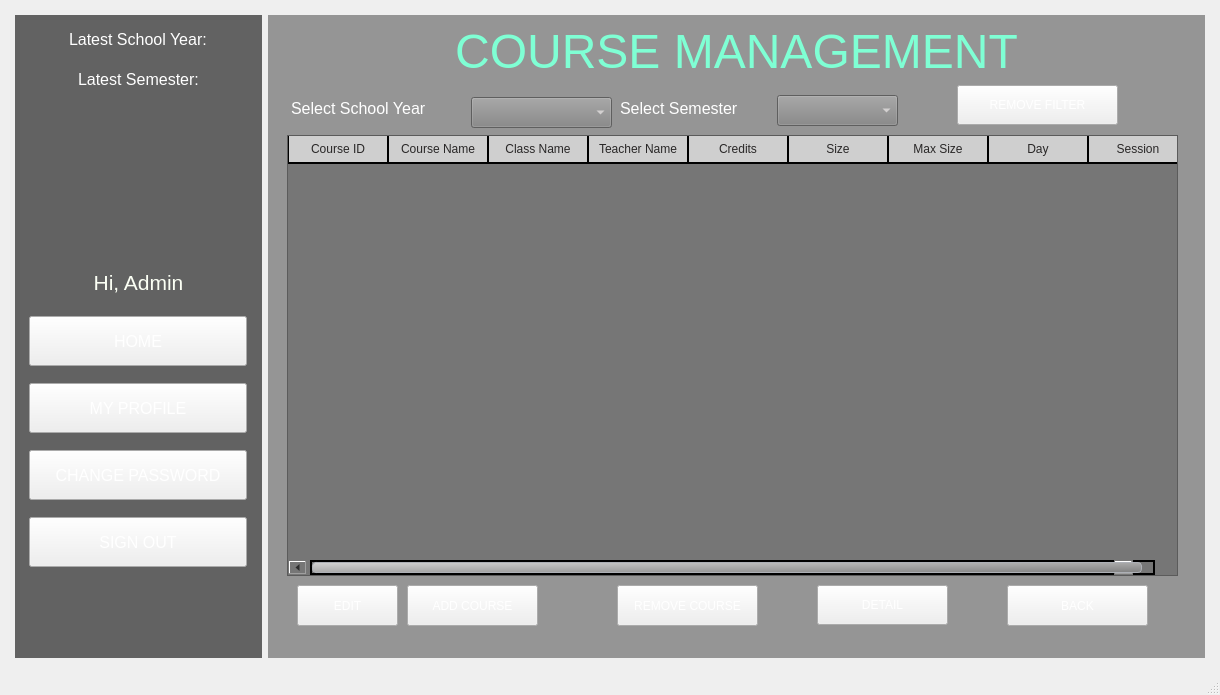
Old version of the form StudentManagementSystem/mainwindow.ui in the repository BuhDuy256/Student-Management-GROUP6-KTLT-23CLC03.
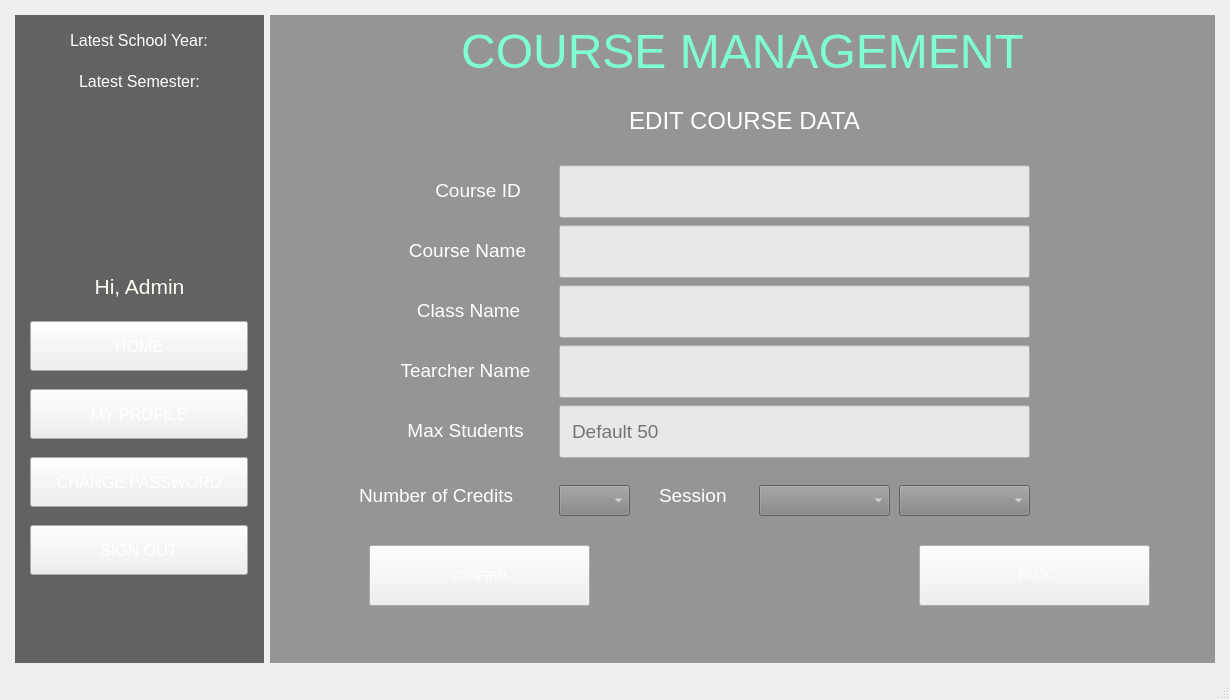
New version of the form. The open tabs and pages were chosen to show the change. Icons and pictures are not drawn.

Commit message: making edit feature

```diff
--- a/StudentManagementSystem/mainwindow.ui
+++ b/StudentManagementSystem/mainwindow.ui
@@ -6,8 +6,8 @@
    <rect>
     <x>0</x>
     <y>0</y>
-    <width>1220</width>
-    <height>695</height>
+    <width>1230</width>
+    <height>700</height>
    </rect>
   </property>
   <property name="windowTitle">
@@ -6469,6 +6469,542 @@
                 </property>
                </widget>
               </widget>
+              <widget class="QWidget" name="page_6">
+               <widget class="QLabel" name="label_4">
+                <property name="geometry">
+                 <rect>
+                  <x>260</x>
+                  <y>10</y>
+                  <width>411</width>
+                  <height>51</height>
+                 </rect>
+                </property>
+                <property name="font">
+                 <font>
+                  <pointsize>18</pointsize>
+                 </font>
+                </property>
+                <property name="styleSheet">
+                 <string notr="true">color: white;
+</string>
+                </property>
+                <property name="text">
+                 <string>EDIT COURSE DATA</string>
+                </property>
+                <property name="alignment">
+                 <set>Qt::AlignCenter</set>
+                </property>
+               </widget>
+               <widget class="QLabel" name="lb_courseID_edit">
+                <property name="geometry">
+                 <rect>
+                  <x>150</x>
+                  <y>90</y>
+                  <width>98</width>
+                  <height>31</height>
+                 </rect>
+                </property>
+                <property name="font">
+                 <font>
+                  <pointsize>14</pointsize>
+                 </font>
+                </property>
+                <property name="styleSheet">
+                 <string notr="true">color: white;</string>
+                </property>
+                <property name="text">
+                 <string>Course ID</string>
+                </property>
+                <property name="alignment">
+                 <set>Qt::AlignCenter</set>
+                </property>
+               </widget>
+               <widget class="QLabel" name="lb_numCredits_edit">
+                <property name="geometry">
+                 <rect>
+                  <x>80</x>
+                  <y>390</y>
+                  <width>201</width>
+                  <height>41</height>
+                 </rect>
+                </property>
+                <property name="font">
+                 <font>
+                  <pointsize>14</pointsize>
+                 </font>
+                </property>
+                <property name="styleSheet">
+                 <string notr="true">color: white;</string>
+                </property>
+                <property name="text">
+                 <string>Number of Credits</string>
+                </property>
+               </widget>
+               <widget class="QLineEdit" name="txt_className_edit">
+                <property name="geometry">
+                 <rect>
+                  <x>280</x>
+                  <y>200</y>
+                  <width>471</width>
+                  <height>53</height>
+                 </rect>
+                </property>
+                <property name="minimumSize">
+                 <size>
+                  <width>0</width>
+                  <height>53</height>
+                 </size>
+                </property>
+                <property name="font">
+                 <font>
+                  <pointsize>14</pointsize>
+                 </font>
+                </property>
+                <property name="styleSheet">
+                 <string notr="true">color: #000000;
+background-color: rgba(255,255,255,200);
+padding: 10px;</string>
+                </property>
+               </widget>
+               <widget class="QLineEdit" name="txt_maxStudents_edit">
+                <property name="geometry">
+                 <rect>
+                  <x>280</x>
+                  <y>320</y>
+                  <width>471</width>
+                  <height>53</height>
+                 </rect>
+                </property>
+                <property name="minimumSize">
+                 <size>
+                  <width>0</width>
+                  <height>53</height>
+                 </size>
+                </property>
+                <property name="font">
+                 <font>
+                  <pointsize>14</pointsize>
+                 </font>
+                </property>
+                <property name="styleSheet">
+                 <string notr="true">color: #000000;
+background-color: rgba(255,255,255,200);
+padding: 10px;</string>
+                </property>
+                <property name="placeholderText">
+                 <string>Default 50</string>
+                </property>
+               </widget>
+               <widget class="QComboBox" name="box_numCredits_edit">
+                <property name="geometry">
+                 <rect>
+                  <x>280</x>
+                  <y>400</y>
+                  <width>71</width>
+                  <height>31</height>
+                 </rect>
+                </property>
+                <property name="font">
+                 <font>
+                  <pointsize>-1</pointsize>
+                 </font>
+                </property>
+                <property name="styleSheet">
+                 <string notr="true">QComboBox {
+	font-size: 16px;
+	border-image: url(:/background/button.png);
+	background-color: rgb(133, 133, 133);
+	color: #F5F0F0;
+}
+
+QComboBox::hover {
+ 	color: #292727
+}</string>
+                </property>
+                <property name="currentIndex">
+                 <number>-1</number>
+                </property>
+                <item>
+                 <property name="text">
+                  <string>2</string>
+                 </property>
+                </item>
+                <item>
+                 <property name="text">
+                  <string>3</string>
+                 </property>
+                </item>
+                <item>
+                 <property name="text">
+                  <string>4</string>
+                 </property>
+                </item>
+               </widget>
+               <widget class="QLineEdit" name="txt_courseID_edit">
+                <property name="geometry">
+                 <rect>
+                  <x>280</x>
+                  <y>80</y>
+                  <width>471</width>
+                  <height>53</height>
+                 </rect>
+                </property>
+                <property name="minimumSize">
+                 <size>
+                  <width>0</width>
+                  <height>53</height>
+                 </size>
+                </property>
+                <property name="font">
+                 <font>
+                  <pointsize>14</pointsize>
+                 </font>
+                </property>
+                <property name="styleSheet">
+                 <string notr="true">color: #000000;
+background-color: rgba(255,255,255,200);
+padding: 10px;</string>
+                </property>
+                <property name="readOnly">
+                 <bool>true</bool>
+                </property>
+               </widget>
+               <widget class="QLabel" name="lb_courseName_edit">
+                <property name="geometry">
+                 <rect>
+                  <x>120</x>
+                  <y>150</y>
+                  <width>137</width>
+                  <height>31</height>
+                 </rect>
+                </property>
+                <property name="font">
+                 <font>
+                  <pointsize>14</pointsize>
+                 </font>
+                </property>
+                <property name="styleSheet">
+                 <string notr="true">color: white;</string>
+                </property>
+                <property name="text">
+                 <string>Course Name</string>
+                </property>
+                <property name="alignment">
+                 <set>Qt::AlignCenter</set>
+                </property>
+               </widget>
+               <widget class="QLabel" name="lb_session_2_edit">
+                <property name="geometry">
+                 <rect>
+                  <x>380</x>
+                  <y>390</y>
+                  <width>91</width>
+                  <height>41</height>
+                 </rect>
+                </property>
+                <property name="font">
+                 <font>
+                  <pointsize>14</pointsize>
+                 </font>
+                </property>
+                <property name="styleSheet">
+                 <string notr="true">color: white;</string>
+                </property>
+                <property name="text">
+                 <string>Session</string>
+                </property>
+               </widget>
+               <widget class="QLineEdit" name="txt_courseName_edit">
+                <property name="geometry">
+                 <rect>
+                  <x>280</x>
+                  <y>140</y>
+                  <width>471</width>
+                  <height>53</height>
+                 </rect>
+                </property>
+                <property name="minimumSize">
+                 <size>
+                  <width>0</width>
+                  <height>53</height>
+                 </size>
+                </property>
+                <property name="font">
+                 <font>
+                  <pointsize>14</pointsize>
+                 </font>
+                </property>
+                <property name="styleSheet">
+                 <string notr="true">color: #000000;
+background-color: rgba(255,255,255,200);
+padding: 10px;</string>
+                </property>
+                <property name="readOnly">
+                 <bool>true</bool>
+                </property>
+               </widget>
+               <widget class="QComboBox" name="box_session_edit">
+                <property name="geometry">
+                 <rect>
+                  <x>620</x>
+                  <y>400</y>
+                  <width>131</width>
+                  <height>31</height>
+                 </rect>
+                </property>
+                <property name="font">
+                 <font>
+                  <pointsize>-1</pointsize>
+                 </font>
+                </property>
+                <property name="styleSheet">
+                 <string notr="true">QComboBox {
+	font-size: 16px;
+	border-image: url(:/background/button.png);
+	background-color: rgb(133, 133, 133);
+	color: #F5F0F0;
+}
+
+QComboBox::hover {
+ 	color: #292727
+}</string>
+                </property>
+                <property name="currentIndex">
+                 <number>-1</number>
+                </property>
+                <item>
+                 <property name="text">
+                  <string>7:30</string>
+                 </property>
+                </item>
+                <item>
+                 <property name="text">
+                  <string>9:30</string>
+                 </property>
+                </item>
+                <item>
+                 <property name="text">
+                  <string>13:30</string>
+                 </property>
+                </item>
+                <item>
+                 <property name="text">
+                  <string>15:30</string>
+                 </property>
+                </item>
+               </widget>
+               <widget class="QLabel" name="lb_maxStudents_edit">
+                <property name="geometry">
+                 <rect>
+                  <x>110</x>
+                  <y>330</y>
+                  <width>153</width>
+                  <height>31</height>
+                 </rect>
+                </property>
+                <property name="font">
+                 <font>
+                  <pointsize>14</pointsize>
+                 </font>
+                </property>
+                <property name="styleSheet">
+                 <string notr="true">color: white;</string>
+                </property>
+                <property name="text">
+                 <string>Max Students</string>
+                </property>
+                <property name="alignment">
+                 <set>Qt::AlignCenter</set>
+                </property>
+               </widget>
+               <widget class="QLabel" name="lb_className_edit">
+                <property name="geometry">
+                 <rect>
+                  <x>130</x>
+                  <y>210</y>
+                  <width>119</width>
+                  <height>31</height>
+                 </rect>
+                </property>
+                <property name="font">
+                 <font>
+                  <pointsize>14</pointsize>
+                 </font>
+                </property>
+                <property name="styleSheet">
+                 <string notr="true">color: white;</string>
+                </property>
+                <property name="text">
+                 <string>Class Name</string>
+                </property>
+                <property name="alignment">
+                 <set>Qt::AlignCenter</set>
+                </property>
+               </widget>
+               <widget class="QLabel" name="lb_teacherName_edit">
+                <property name="geometry">
+                 <rect>
+                  <x>110</x>
+                  <y>270</y>
+                  <width>153</width>
+                  <height>31</height>
+                 </rect>
+                </property>
+                <property name="font">
+                 <font>
+                  <pointsize>14</pointsize>
+                 </font>
+                </property>
+                <property name="styleSheet">
+                 <string notr="true">color: white;</string>
+                </property>
+                <property name="text">
+                 <string>Tearcher Name</string>
+                </property>
+                <property name="alignment">
+                 <set>Qt::AlignCenter</set>
+                </property>
+               </widget>
+               <widget class="QPushButton" name="button_confirm_8">
+                <property name="geometry">
+                 <rect>
+                  <x>90</x>
+                  <y>460</y>
+                  <width>221</width>
+                  <height>61</height>
+                 </rect>
+                </property>
+                <property name="text">
+                 <string>CONFIRM</string>
+                </property>
+               </widget>
+               <widget class="QComboBox" name="box_dayOfWeek_edit">
+                <property name="geometry">
+                 <rect>
+                  <x>480</x>
+                  <y>400</y>
+                  <width>131</width>
+                  <height>31</height>
+                 </rect>
+                </property>
+                <property name="font">
+                 <font>
+                  <pointsize>-1</pointsize>
+                 </font>
+                </property>
+                <property name="styleSheet">
+                 <string notr="true">QComboBox {
+	font-size: 16px;
+	border-image: url(:/background/button.png);
+	background-color: rgb(133, 133, 133);
+	color: #F5F0F0;
+}
+
+QComboBox::hover {
+ 	color: #292727
+}</string>
+                </property>
+                <property name="currentIndex">
+                 <number>-1</number>
+                </property>
+                <item>
+                 <property name="text">
+                  <string>MON</string>
+                 </property>
+                </item>
+                <item>
+                 <property name="text">
+                  <string>TUE</string>
+                 </property>
+                </item>
+                <item>
+                 <property name="text">
+                  <string>WED</string>
+                 </property>
+                </item>
+                <item>
+                 <property name="text">
+                  <string>THU</string>
+                 </property>
+                </item>
+                <item>
+                 <property name="text">
+                  <string>FRI</string>
+                 </property>
+                </item>
+                <item>
+                 <property name="text">
+                  <string>SAT</string>
+                 </property>
+                </item>
+               </widget>
+               <widget class="QPushButton" name="button_back_14">
+                <property name="geometry">
+                 <rect>
+                  <x>640</x>
+                  <y>460</y>
+                  <width>231</width>
+                  <height>61</height>
+                 </rect>
+                </property>
+                <property name="text">
+                 <string>BACK</string>
+                </property>
+               </widget>
+               <widget class="QLineEdit" name="txt_teacherName_edit">
+                <property name="geometry">
+                 <rect>
+                  <x>280</x>
+                  <y>260</y>
+                  <width>471</width>
+                  <height>53</height>
+                 </rect>
+                </property>
+                <property name="minimumSize">
+                 <size>
+                  <width>0</width>
+                  <height>53</height>
+                 </size>
+                </property>
+                <property name="font">
+                 <font>
+                  <pointsize>14</pointsize>
+                 </font>
+                </property>
+                <property name="styleSheet">
+                 <string notr="true">color: #000000;
+background-color: rgba(255,255,255,200);
+padding: 10px;</string>
+                </property>
+               </widget>
+              </widget>
+              <widget class="QWidget" name="page_7">
+               <widget class="QLabel" name="label_5">
+                <property name="geometry">
+                 <rect>
+                  <x>250</x>
+                  <y>10</y>
+                  <width>411</width>
+                  <height>51</height>
+                 </rect>
+                </property>
+                <property name="font">
+                 <font>
+                  <pointsize>18</pointsize>
+                 </font>
+                </property>
+                <property name="styleSheet">
+                 <string notr="true">color: white;
+</string>
+                </property>
+                <property name="text">
+                 <string>EDIT STUDENT DATA</string>
+                </property>
+                <property name="alignment">
+                 <set>Qt::AlignCenter</set>
+                </property>
+               </widget>
+              </widget>
              </widget>
             </item>
            </layout>
```
Left out of the diff: 14 changed lines with no effect on the pictures. The commit also changes 8 other files.
